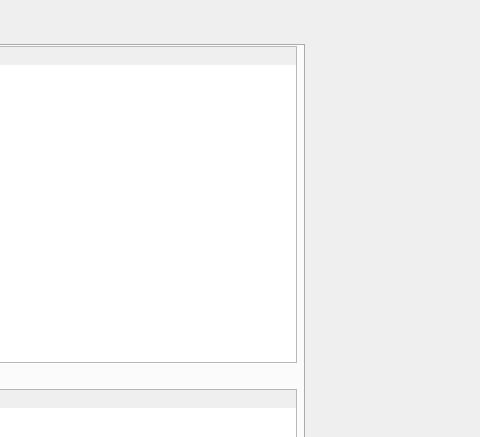
First picture: the form in gui/main_window.ui, repository maximss635/SPBPU-MSPZA, before the edit; both pictures show x 606 to 1086 and y 0 to 437 of the 1338 by 600 pixel window.
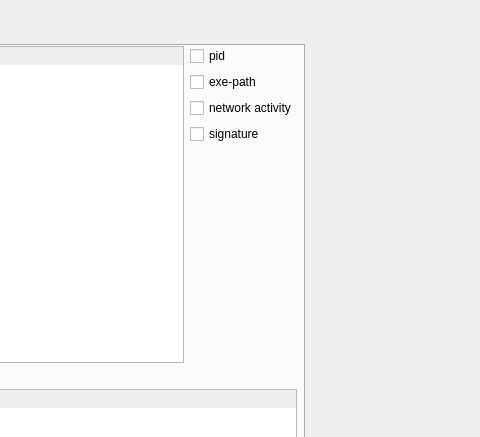
Second picture: the form after the edit.

```diff
--- a/gui/main_window.ui
+++ b/gui/main_window.ui
@@ -41,6 +41,8 @@
       </property>
       <layout class="QVBoxLayout" name="verticalLayout">
        <item>
+        <layout class="QHBoxLayout" name="horizontalLayout_3">
+         <item>
         <widget class="QTableWidget" name="main_table">
          <column>
           <property name="text">
@@ -63,6 +65,53 @@
           </property>
          </column>
         </widget>
+         </item>
+         <item>
+          <layout class="QVBoxLayout" name="verticalLayout_3">
+           <item>
+            <widget class="QCheckBox" name="checkBox_pid">
+             <property name="text">
+              <string>pid</string>
+             </property>
+            </widget>
+           </item>
+           <item>
+            <widget class="QCheckBox" name="checkBox_exepath">
+             <property name="text">
+              <string>exe-path</string>
+             </property>
+            </widget>
+           </item>
+           <item>
+            <widget class="QCheckBox" name="checkBox_netactiuvity">
+             <property name="text">
+              <string>network activity</string>
+             </property>
+            </widget>
+           </item>
+           <item>
+            <widget class="QCheckBox" name="checkBox_sign">
+             <property name="text">
+              <string>signature</string>
+             </property>
+            </widget>
+           </item>
+           <item>
+            <spacer name="verticalSpacer">
+             <property name="orientation">
+              <enum>Qt::Vertical</enum>
+             </property>
+             <property name="sizeHint" stdset="0">
+              <size>
+               <width>20</width>
+               <height>20</height>
+              </size>
+             </property>
+            </spacer>
+           </item>
+          </layout>
+         </item>
+        </layout>
        </item>
        <item>
         <widget class="QLabel" name="label">
```
Lines whose indentation alone changed are shown as unchanged.
